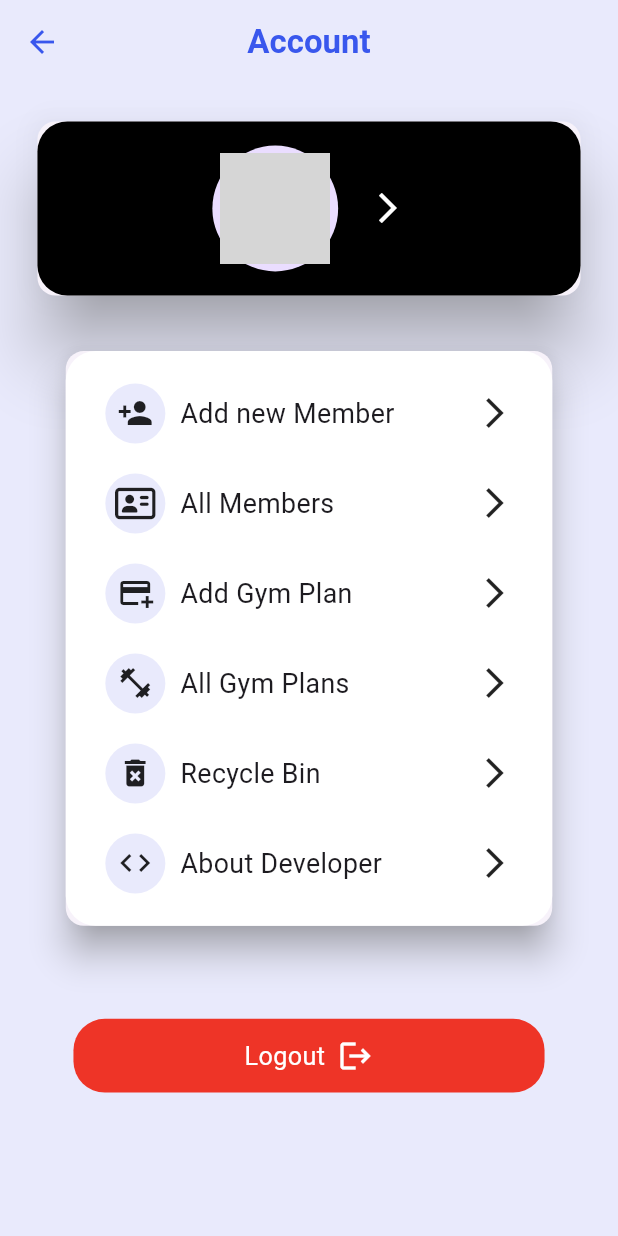
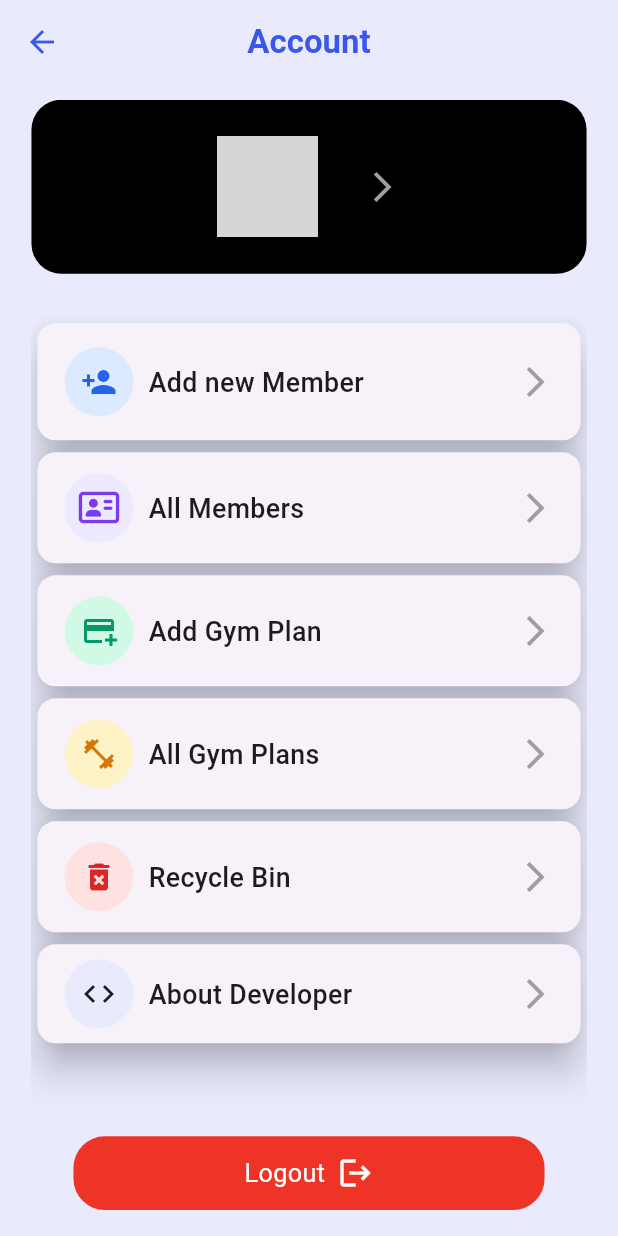
Before and after one commit to sahilpotdukhe/FitStrongGymApp, a Flutter app: the MenuPage screen opened directly, on a phone screen of 412 x 824 dp. Run offline on Flutter 3.47's test engine with Material 3 defaults, Android fonts, the phone set to English and light mode, and no system bars; our stand-ins replace awesome_dialog, cached_network_image, cloud_firestore, curved_navigation_bar, firebase_auth, firebase_core and 7 more; missing offline and left inert: telephony_sms; accounts and stored records are empty; network calls fail; grey boxes are pictures that could not be loaded.

Commit message:
Rempaved UI of Menu Page

```diff
--- a/lib/Screens/MenuPage.dart
+++ b/lib/Screens/MenuPage.dart
@@ -55,16 +55,15 @@ class _MenuPageState extends State<MenuPage>
       body: userModel == null
           ? Center(child: CircularProgressIndicator())
           : Padding(
-              padding: EdgeInsets.all(20.0 * ScaleUtils.scaleFactor),
+              padding: EdgeInsets.symmetric(
+                  horizontal: 20.0 * ScaleUtils.scaleFactor,
+                  vertical: 10.0 * ScaleUtils.scaleFactor),
               child: ListView(children: [
                 InkWell(
                   onTap: () {
                     Navigator.push(context,
                         MaterialPageRoute(builder: (context) => ProfilePage()));
                   },
-                  child: Card(
-                    elevation: 20,
-                    shadowColor: Colors.grey,
                   child: Container(
                     width: ScaleUtils.width,
                     height: 120 * ScaleUtils.verticalScale,
@@ -80,14 +79,11 @@ class _MenuPageState extends State<MenuPage>
                         Padding(
                           padding: const EdgeInsets.all(8.0),
                           child: CircleAvatar(
-                              radius: 40 * ScaleUtils.scaleFactor,
-                              child: CircleAvatar(
-                                radius: 35 * ScaleUtils.scaleFactor,
+                            radius: 32 * ScaleUtils.scaleFactor,
                             backgroundColor: Colors.transparent,
                             backgroundImage: AssetImage('assets/user.jpg'),
                             foregroundImage:
-                                    NetworkImage(userModel!.profilePhoto),
-                              ),
+                                NetworkImage(userModel.profilePhoto),
                           ),
                         ),
                         SizedBox(
@@ -125,37 +121,24 @@ class _MenuPageState extends State<MenuPage>
                             ],
                           ),
                         ),
+                        SizedBox(
+                          width: 10,
+                        ),
                         Padding(
                           padding: const EdgeInsets.all(8.0),
                           child: Icon(
                             Icons.arrow_forward_ios_sharp,
-                              color: Colors.white,
+                            color: Colors.grey,
                           ),
                         )
                       ],
                     ),
                   ),
                 ),
-                ),
                 SizedBox(
                   height: 30 * ScaleUtils.verticalScale,
                 ),
-                Padding(
-                  padding: EdgeInsets.symmetric(
-                      horizontal: 18.0 * ScaleUtils.horizontalScale),
-                  child: Card(
-                    elevation: 10,
-                    shadowColor: Colors.grey,
-                    child: Container(
-                      decoration: BoxDecoration(
-                        color: Colors.white,
-                        borderRadius: BorderRadius.circular(20),
-                      ),
-                      child: Padding(
-                        padding: EdgeInsets.symmetric(
-                            horizontal: 8.0 * ScaleUtils.horizontalScale,
-                            vertical: 12 * ScaleUtils.verticalScale),
-                        child: Column(
+                Column(
                   children: [
                     InkWell(
                       onTap: () {
@@ -164,31 +147,40 @@ class _MenuPageState extends State<MenuPage>
                             MaterialPageRoute(
                                 builder: (context) => AddMemberPage()));
                       },
+                      child: Card(
+                        elevation: 10,
                         child: Padding(
-                                padding: EdgeInsets.fromLTRB(18, 10, 18, 10),
+                          padding: EdgeInsets.fromLTRB(18, 16, 18, 16),
                           child: Row(
                             children: [
                               Container(
                                   decoration: BoxDecoration(
                                     shape: BoxShape.circle,
-                                          color: UniversalVariables.bgColor,
+                                    color: HexColor('#DBEAFE'),
                                   ),
-                                        height: 40,
-                                        width: 40,
+                                  height: 46,
+                                  width: 46,
                                   child: Center(
-                                            child: Icon(Icons.person_add))),
+                                      child: Icon(
+                                    Icons.person_add,
+                                    color: HexColor('#2563EB'),
+                                  ))),
                               SizedBox(
                                 width: 10,
                               ),
                               Text(
                                 'Add new Member',
                                 style: TextStyle(
-                                          fontSize:
-                                              17 * ScaleUtils.scaleFactor),
+                                    fontSize: 17 * ScaleUtils.scaleFactor,
+                                    fontWeight: FontWeight.w500),
                               ),
                               Spacer(),
-                                    Icon(Icons.arrow_forward_ios_sharp)
+                              Icon(
+                                Icons.arrow_forward_ios_sharp,
+                                color: Colors.grey,
+                              )
                             ],
+                          ),
                         ),
                       ),
                     ),
@@ -197,23 +189,26 @@ class _MenuPageState extends State<MenuPage>
                         Navigator.push(
                             context,
                             MaterialPageRoute(
-                                        builder: (context) =>
-                                            DisplayAllMembers()));
+                                builder: (context) => DisplayAllMembers()));
                       },
+                      child: Card(
+                        elevation: 10,
                         child: Padding(
-                                padding: EdgeInsets.fromLTRB(18, 10, 18, 10),
+                          padding: EdgeInsets.fromLTRB(18, 14, 18, 14),
                           child: Row(
                             children: [
                               Container(
                                   decoration: BoxDecoration(
                                     shape: BoxShape.circle,
-                                          color: UniversalVariables.bgColor,
+                                    color: HexColor('#EDE9FE'),
                                   ),
-                                        height: 40,
-                                        width: 40,
+                                  height: 46,
+                                  width: 46,
                                   child: Center(
                                     child: FaIcon(
-                                              FontAwesomeIcons.addressCard),
+                                      FontAwesomeIcons.addressCard,
+                                      color: HexColor('#7C3AED'),
+                                    ),
                                   )),
                               SizedBox(
                                 width: 10,
@@ -221,12 +216,16 @@ class _MenuPageState extends State<MenuPage>
                               Text(
                                 'All Members',
                                 style: TextStyle(
-                                          fontSize:
-                                              17 * ScaleUtils.scaleFactor),
+                                    fontSize: 17 * ScaleUtils.scaleFactor,
+                                    fontWeight: FontWeight.w500),
                               ),
                               Spacer(),
-                                    Icon(Icons.arrow_forward_ios_sharp)
+                              Icon(
+                                Icons.arrow_forward_ios_sharp,
+                                color: Colors.grey,
+                              )
                             ],
+                          ),
                         ),
                       ),
                     ),
@@ -235,34 +234,42 @@ class _MenuPageState extends State<MenuPage>
                         Navigator.push(
                             context,
                             MaterialPageRoute(
-                                        builder: (context) =>
-                                            AddGymPlanPage()));
+                                builder: (context) => AddGymPlanPage()));
                       },
+                      child: Card(
+                        elevation: 10,
                         child: Padding(
-                                padding: EdgeInsets.fromLTRB(18, 10, 18, 10),
+                          padding: EdgeInsets.fromLTRB(18, 14, 18, 14),
                           child: Row(
                             children: [
                               Container(
                                   decoration: BoxDecoration(
                                     shape: BoxShape.circle,
-                                          color: UniversalVariables.bgColor,
+                                    color: HexColor('#D1FAE5'),
                                   ),
-                                        height: 40,
-                                        width: 40,
+                                  height: 46,
+                                  width: 46,
                                   child: Center(
-                                            child: Icon(Icons.add_card))),
+                                      child: Icon(
+                                    Icons.add_card,
+                                    color: HexColor('#059669'),
+                                  ))),
                               SizedBox(
                                 width: 10,
                               ),
                               Text(
                                 'Add Gym Plan',
                                 style: TextStyle(
-                                          fontSize:
-                                              17 * ScaleUtils.scaleFactor),
+                                    fontSize: 17 * ScaleUtils.scaleFactor,
+                                    fontWeight: FontWeight.w500),
                               ),
                               Spacer(),
-                                    Icon(Icons.arrow_forward_ios_sharp)
+                              Icon(
+                                Icons.arrow_forward_ios_sharp,
+                                color: Colors.grey,
+                              )
                             ],
+                          ),
                         ),
                       ),
                     ),
@@ -273,31 +280,40 @@ class _MenuPageState extends State<MenuPage>
                             MaterialPageRoute(
                                 builder: (context) => GymPlansPage()));
                       },
+                      child: Card(
+                        elevation: 10,
                         child: Padding(
-                                padding: EdgeInsets.fromLTRB(18, 10, 18, 10),
+                          padding: EdgeInsets.fromLTRB(18, 14, 18, 14),
                           child: Row(
                             children: [
                               Container(
                                   decoration: BoxDecoration(
                                     shape: BoxShape.circle,
-                                          color: UniversalVariables.bgColor,
+                                    color: HexColor('#FEF3C7'),
                                   ),
-                                        height: 40,
-                                        width: 40,
+                                  height: 46,
+                                  width: 46,
                                   child: Center(
-                                            child: Icon(Icons.fitness_center))),
+                                      child: Icon(
+                                    Icons.fitness_center,
+                                    color: HexColor('#D97706'),
+                                  ))),
                               SizedBox(
                                 width: 10,
                               ),
                               Text(
                                 'All Gym Plans',
                                 style: TextStyle(
-                                          fontSize:
-                                              17 * ScaleUtils.scaleFactor),
+                                    fontSize: 17 * ScaleUtils.scaleFactor,
+                                    fontWeight: FontWeight.w500),
                               ),
                               Spacer(),
-                                    Icon(Icons.arrow_forward_ios_sharp)
+                              Icon(
+                                Icons.arrow_forward_ios_sharp,
+                                color: Colors.grey,
+                              )
                             ],
+                          ),
                         ),
                       ),
                     ),
@@ -306,34 +322,40 @@ class _MenuPageState extends State<MenuPage>
                         Navigator.push(
                             context,
                             MaterialPageRoute(
-                                        builder: (context) =>
-                                            RecycleBinPage()));
+                                builder: (context) => RecycleBinPage()));
                       },
+                      child: Card(
+                        elevation: 10,
                         child: Padding(
-                                padding: EdgeInsets.fromLTRB(18, 10, 18, 10),
+                          padding: EdgeInsets.fromLTRB(18, 14, 18, 14),
                           child: Row(
                             children: [
                               Container(
                                   decoration: BoxDecoration(
                                     shape: BoxShape.circle,
-                                          color: UniversalVariables.bgColor,
+                                    color: HexColor('#FEE2E2'),
                                   ),
-                                        height: 40,
-                                        width: 40,
+                                  height: 46,
+                                  width: 46,
                                   child: Center(
-                                            child: Icon(Icons.delete_forever))),
+                                      child: Icon(
+                                    Icons.delete_forever,
+                                    color: HexColor('#DC2626'),
+                                  ))),
                               SizedBox(
                                 width: 10,
                               ),
                               Text(
                                 'Recycle Bin',
                                 style: TextStyle(
-                                          fontSize:
-                                              17 * ScaleUtils.scaleFactor),
+                                    fontSize: 17 * ScaleUtils.scaleFactor,
+                                    fontWeight: FontWeight.w500),
                               ),
                               Spacer(),
-                                    Icon(Icons.arrow_forward_ios_sharp)
+                              Icon(Icons.arrow_forward_ios_sharp,
+                                  color: Colors.grey)
                             ],
+                          ),
                         ),
                       ),
                     ),
@@ -347,6 +369,8 @@ class _MenuPageState extends State<MenuPage>
                           print(e.toString());
                         }
                       },
+                      child: Card(
+                        elevation: 10,
                         child: Padding(
                           padding: EdgeInsets.fromLTRB(18, 10, 18, 10),
                           child: Row(
@@ -356,8 +380,8 @@ class _MenuPageState extends State<MenuPage>
                                     shape: BoxShape.circle,
                                     color: UniversalVariables.bgColor,
                                   ),
-                                        height: 40,
-                                        width: 40,
+                                  height: 46,
+                                  width: 46,
                                   child: Center(child: Icon(Icons.code))),
                               SizedBox(
                                 width: 10,
@@ -365,20 +389,18 @@ class _MenuPageState extends State<MenuPage>
                               Text(
                                 'About Developer',
                                 style: TextStyle(
-                                          fontSize:
-                                              17 * ScaleUtils.scaleFactor),
+                                    fontSize: 17 * ScaleUtils.scaleFactor,
+                                    fontWeight: FontWeight.w500),
                               ),
                               Spacer(),
-                                    Icon(Icons.arrow_forward_ios_sharp)
-                                  ],
-                                ),
-                              ),
-                            ),
+                              Icon(Icons.arrow_forward_ios_sharp,
+                                  color: Colors.grey)
                             ],
                           ),
                         ),
                       ),
                     ),
+                  ],
                 ),
                 SizedBox(
                   height: 30,
@@ -389,7 +411,8 @@ class _MenuPageState extends State<MenuPage>
                     onTap: () {
                       authMethods.logOut(context);
                       // Navigator.pushReplacement(context, MaterialPageRoute(builder: (context) {return NewLoginScreen();}));
-                      ScaffoldMessenger.of(context).showSnackBar(SnackBar(content: Text("Account Logging Out....")));
+                      ScaffoldMessenger.of(context).showSnackBar(
+                          SnackBar(content: Text("Account Logging Out....")));
                     },
                     child: Container(
                       decoration: BoxDecoration(
```
Lines whose indentation alone changed are shown as unchanged.
